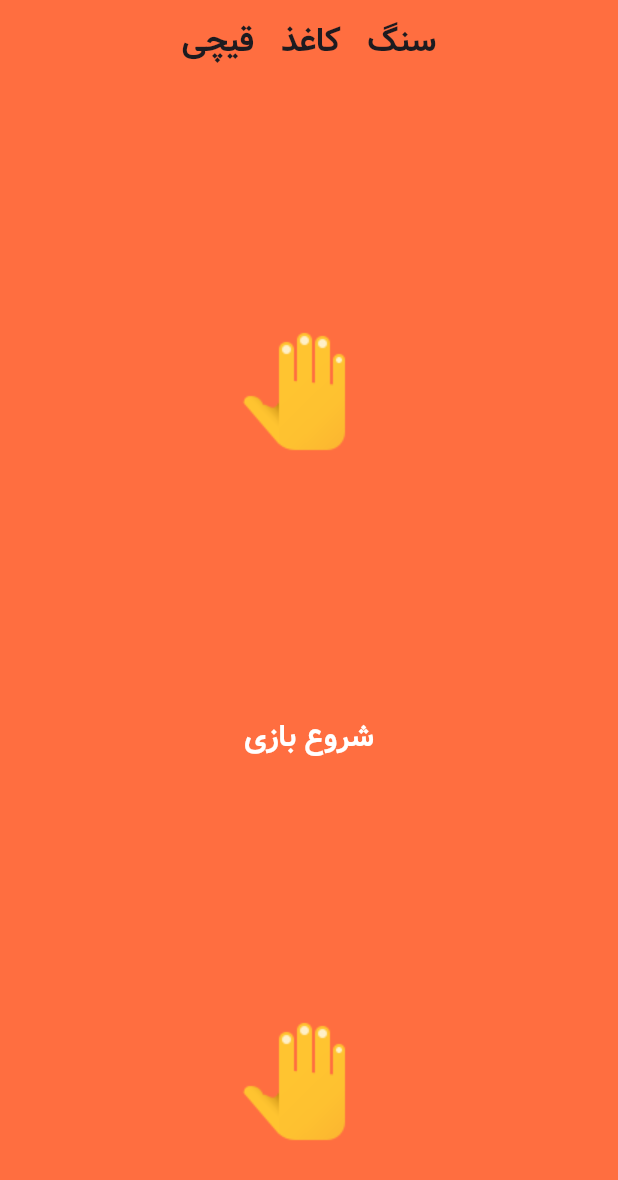
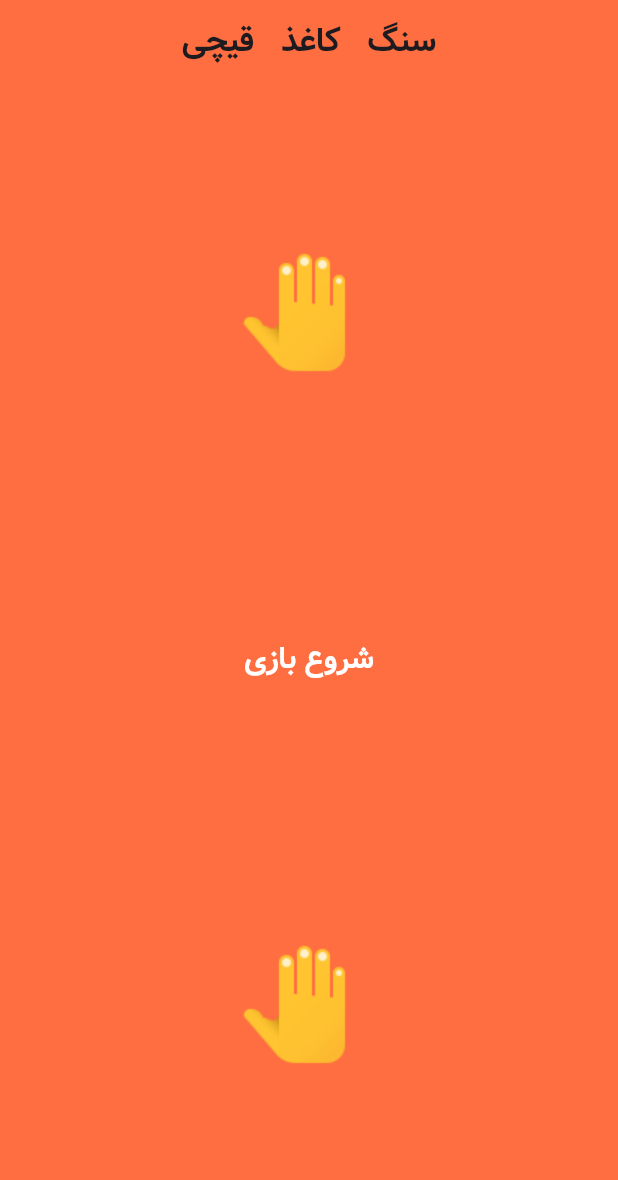
Before and after one commit to ShahramDeveloper/flutter_rock_paper_scissors, a Flutter app: the screen it shows after launch, on a phone screen of 412 x 824 dp. Shown: the top 1180 px of the screen. Run offline on Flutter 3.47's test engine with Material 3 defaults, Android fonts, the phone set to English and light mode, and no system bars.

Commit message:
Remove scroll from ui. Complete project.

```diff
--- a/lib/main.dart
+++ b/lib/main.dart
@@ -30,12 +30,13 @@ class _GameApplicationState extends State<GameApplication> {
         ),
         backgroundColor: Colors.deepOrangeAccent,
         body: SafeArea(
-          child: SingleChildScrollView(
           child: Column(
             mainAxisSize: MainAxisSize.max,
             crossAxisAlignment: CrossAxisAlignment.stretch,
+            mainAxisAlignment: MainAxisAlignment.spaceAround,
             children: [
               Image(
+                height: 200.0,
                 image: AssetImage('images/$top.png'),
               ),
               TextButton(
@@ -52,10 +53,10 @@ class _GameApplicationState extends State<GameApplication> {
                 ),
               ),
               Image(
+                height: 200.0,
                 image: AssetImage('images/$bottom.png'),
               )
             ],
-            ),
           ),
         ),
       ),
```
Lines whose indentation alone changed are shown as unchanged.
